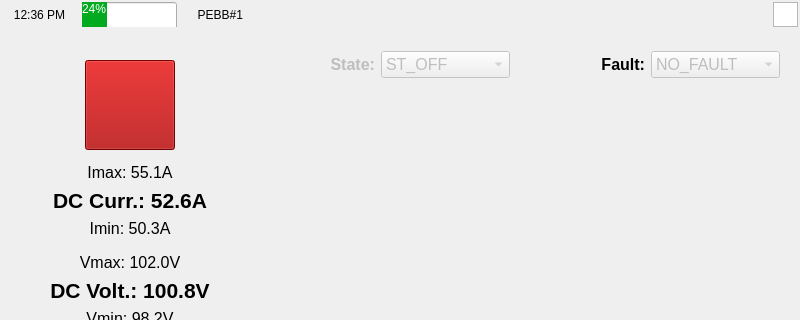
This is mainwindow.ui in ChauLe19/MDE_HMI as Qt 5 draws it before an edit; both pictures show x 0 to 800 and y 0 to 320 of the 800 by 480 pixel window. The edited form follows.
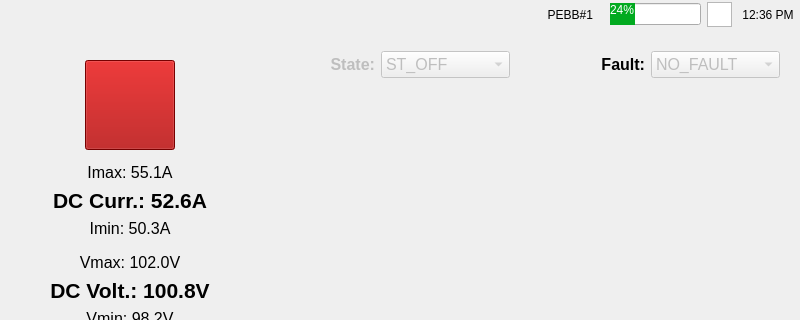
This is the edited form. Icons and pictures are not drawn.

Commit message: Retry connectToHost() & Fake battery again

```diff
--- a/mainwindow.ui
+++ b/mainwindow.ui
@@ -80,18 +80,29 @@
        </property>
        <item>
         <widget class="QWidget" name="widget" native="true">
+         <widget class="QLabel" name="PEBBIdLabel">
+          <property name="geometry">
+           <rect>
+            <x>530</x>
+            <y>0</y>
+            <width>61</width>
+            <height>25</height>
+           </rect>
+          </property>
+          <property name="text">
+           <string>PEBB#1</string>
+          </property>
+          <property name="alignment">
+           <set>Qt::AlignRight|Qt::AlignTrailing|Qt::AlignVCenter</set>
+          </property>
+         </widget>
+        </widget>
+       </item>
+       <item>
          <widget class="QProgressBar" name="BatteryBar">
           <property name="enabled">
            <bool>true</bool>
           </property>
-          <property name="geometry">
-           <rect>
-            <x>80</x>
-            <y>0</y>
-            <width>95</width>
-            <height>28</height>
-           </rect>
-          </property>
           <property name="sizePolicy">
            <sizepolicy hsizetype="Fixed" vsizetype="Fixed">
             <horstretch>0</horstretch>
@@ -124,45 +135,6 @@
            <bool>false</bool>
           </property>
          </widget>
-         <widget class="QLabel" name="PEBBIdLabel">
-          <property name="geometry">
-           <rect>
-            <x>180</x>
-            <y>0</y>
-            <width>61</width>
-            <height>25</height>
-           </rect>
-          </property>
-          <property name="text">
-           <string>PEBB#1</string>
-          </property>
-          <property name="alignment">
-           <set>Qt::AlignRight|Qt::AlignTrailing|Qt::AlignVCenter</set>
-          </property>
-         </widget>
-         <widget class="QLabel" name="TimeLabel">
-          <property name="geometry">
-           <rect>
-            <x>10</x>
-            <y>0</y>
-            <width>55</width>
-            <height>25</height>
-           </rect>
-          </property>
-          <property name="maximumSize">
-           <size>
-            <width>55</width>
-            <height>16777215</height>
-           </size>
-          </property>
-          <property name="text">
-           <string>12:36 PM</string>
-          </property>
-          <property name="alignment">
-           <set>Qt::AlignCenter</set>
-          </property>
-         </widget>
-        </widget>
        </item>
        <item>
         <widget class="QGraphicsView" name="ConnectionSymbol">
@@ -184,6 +156,22 @@
          </property>
         </widget>
        </item>
+       <item>
+        <widget class="QLabel" name="TimeLabel">
+         <property name="maximumSize">
+          <size>
+           <width>60</width>
+           <height>16777215</height>
+          </size>
+         </property>
+         <property name="text">
+          <string>12:36 PM</string>
+         </property>
+         <property name="alignment">
+          <set>Qt::AlignCenter</set>
+         </property>
+        </widget>
+       </item>
       </layout>
      </widget>
     </item>
```
Lines whose indentation alone changed are shown as unchanged. The commit also changes 2 other files.
